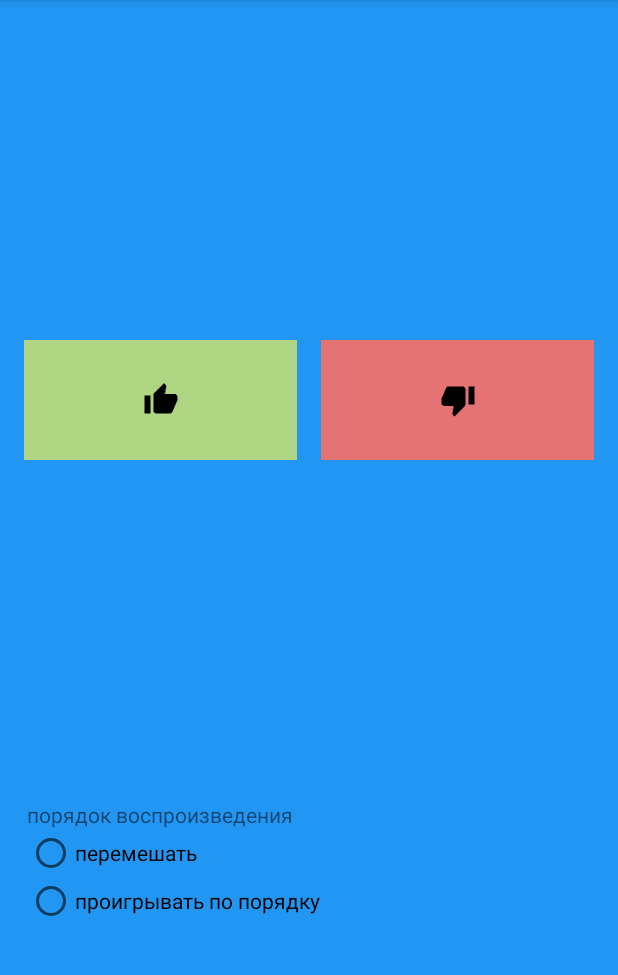
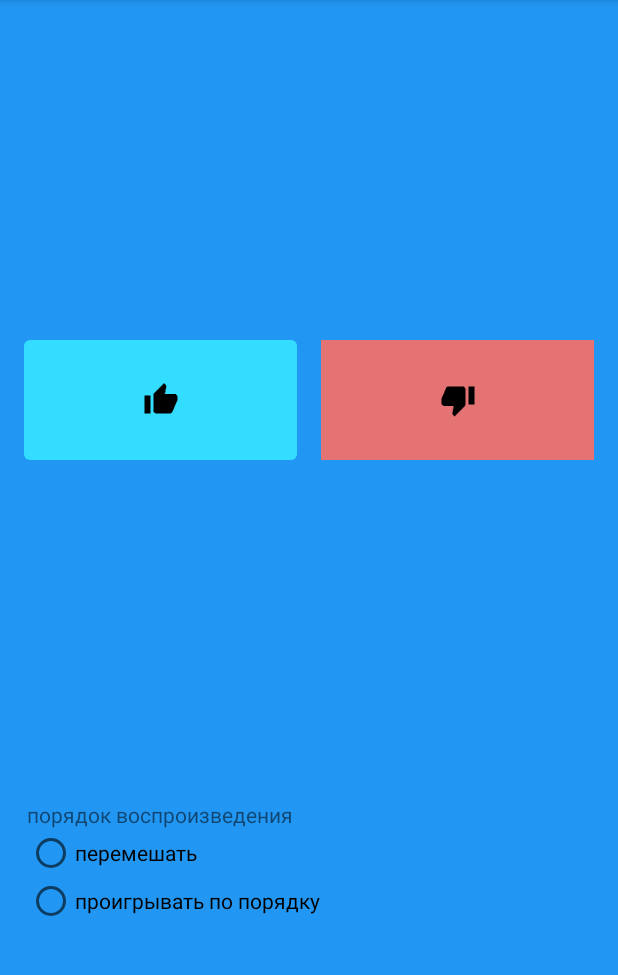
Before and after one commit to AProkopov/buddysound, an Android app: the screen it shows after launch (ButtonActivity), on a phone screen of 412 x 824 dp, the part 84-1059 px from its top. Run offline under Robolectric (Android 15) with nearby library versions, the phone set to English and light mode, and no system bars.

Commit message:
radio button added

```diff
--- a/app/src/main/java/com/example/android/buddysound/ButtonActivity.java
+++ b/app/src/main/java/com/example/android/buddysound/ButtonActivity.java
@@ -27,7 +27,7 @@ public class ButtonActivity extends AppCompatActivity {
         mSoundPool = new SoundPool(1, AudioManager.STREAM_MUSIC, 0);
 
         mAssetManager = getAssets();
-        trombonSound = loadSound("cat.ogg");
+        trombonSound = loadSound("trombon.ogg");
         nuzhdikiSound = loadSound("nuzhdiki.ogg");
     }
 
--- /dev/null
+++ b/app/src/main/res/drawable/rouncorner.xml
@@ -0,0 +1,5 @@
+<?xml version="1.0" encoding="utf-8"?>
+<shape xmlns:android="http://schemas.android.com/apk/res/android">
+    <solid android:color="#33DDFF" />
+    <corners android:radius="4dp" />
+</shape>
--- a/app/src/main/res/layout/activity_button.xml
+++ b/app/src/main/res/layout/activity_button.xml
@@ -31,7 +31,8 @@
                 android:layout_height="80dp"
                 android:layout_weight="1"
                 android:src="@mipmap/ic_thumb_up_black_24dp"
-                android:background="@color/likeButton"
+
+                android:background="@drawable/rouncorner"
                 android:onClick="onLikeClick"
                 android:layout_marginLeft="16dp"
                 android:layout_marginRight="8dp"
@@ -61,6 +62,10 @@
                 android:text="@string/play_order"
                 android:layout_marginLeft="18dp"/>
 
+            <RadioGroup
+                android:layout_width="wrap_content"
+                android:layout_height="wrap_content">
+
                 <RadioButton
                     android:layout_width="match_parent"
                     android:layout_height="wrap_content"
@@ -73,6 +78,9 @@
                     android:text="@string/post_order_player"
                     android:layout_marginLeft="18dp"/>
 
+            </RadioGroup>
+
+
         </LinearLayout>
 
     </LinearLayout>
--- a/app/src/main/res/values/colors.xml
+++ b/app/src/main/res/values/colors.xml
@@ -5,6 +5,6 @@
     <color name="colorAccent">#FF4081</color>
     <color name="headOfApp">#7E57C2</color>
     <color name="mainField">#2196F3</color>
-    <color name="likeButton">#AED581</color>
+    <color name="likeButton">#A00ED581</color>
     <color name="dislikeButton">#E57373</color>
 </resources>
```
Also changed, not shown: 2 other files. Lines whose indentation alone changed are shown as unchanged.
